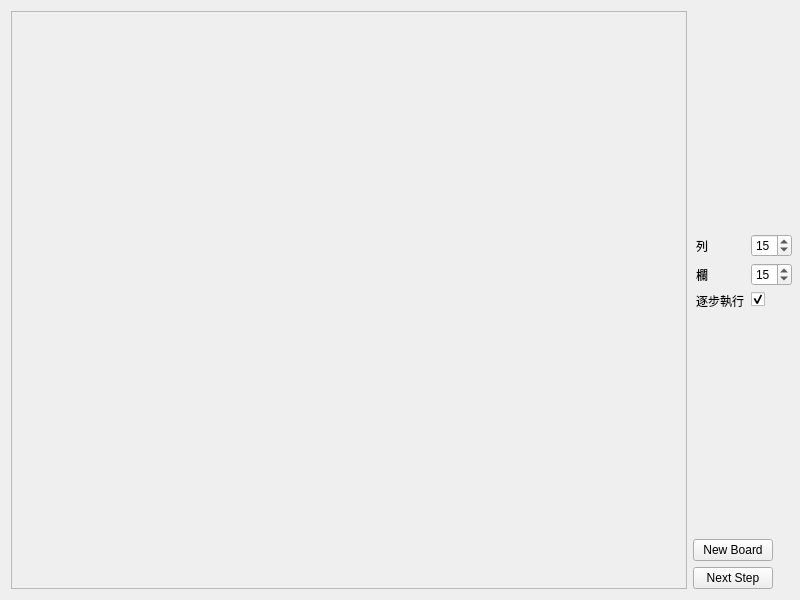
First picture: the form in MazeGenerator/widget.ui, repository jeang-bo-yuan/oop-qt-project, before the edit.
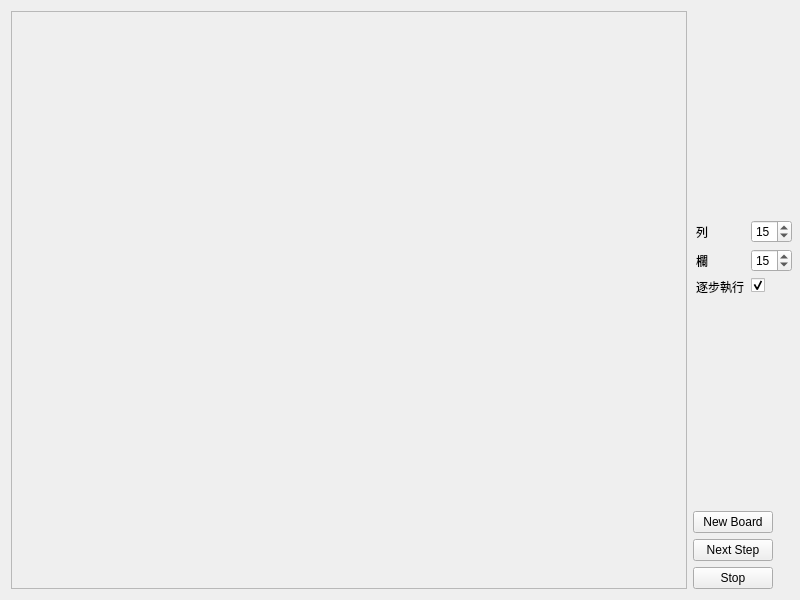
Second picture: the form after the edit.

Commit message: stop button

```diff
--- a/MazeGenerator/widget.ui
+++ b/MazeGenerator/widget.ui
@@ -135,6 +135,19 @@
        </property>
       </widget>
      </item>
+     <item>
+      <widget class="QPushButton" name="stopBut">
+       <property name="sizePolicy">
+        <sizepolicy hsizetype="Fixed" vsizetype="Fixed">
+         <horstretch>0</horstretch>
+         <verstretch>0</verstretch>
+        </sizepolicy>
+       </property>
+       <property name="text">
+        <string>Stop</string>
+       </property>
+      </widget>
+     </item>
     </layout>
    </item>
   </layout>
```
The commit also changes 2 other files.
